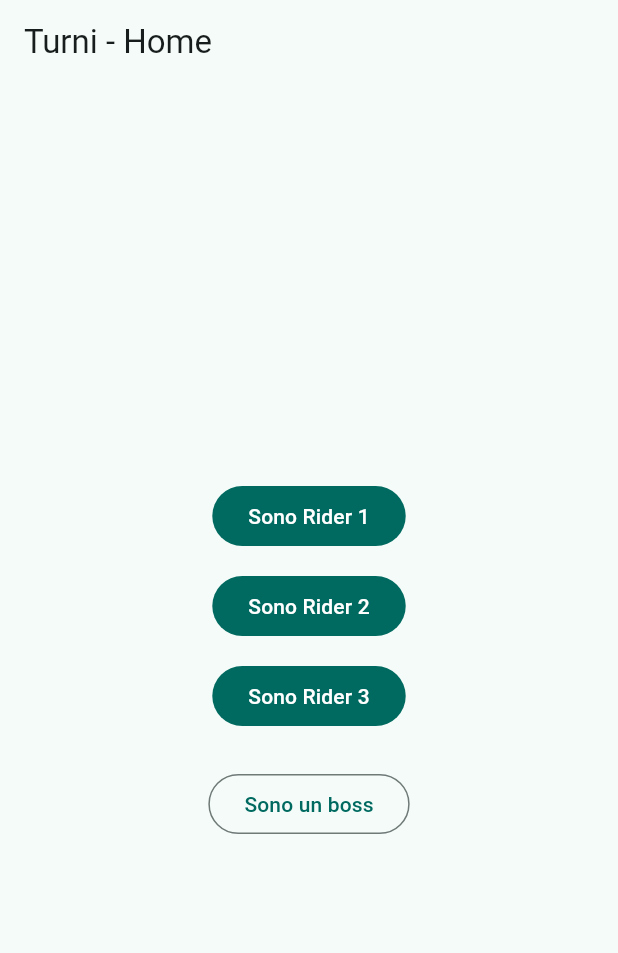
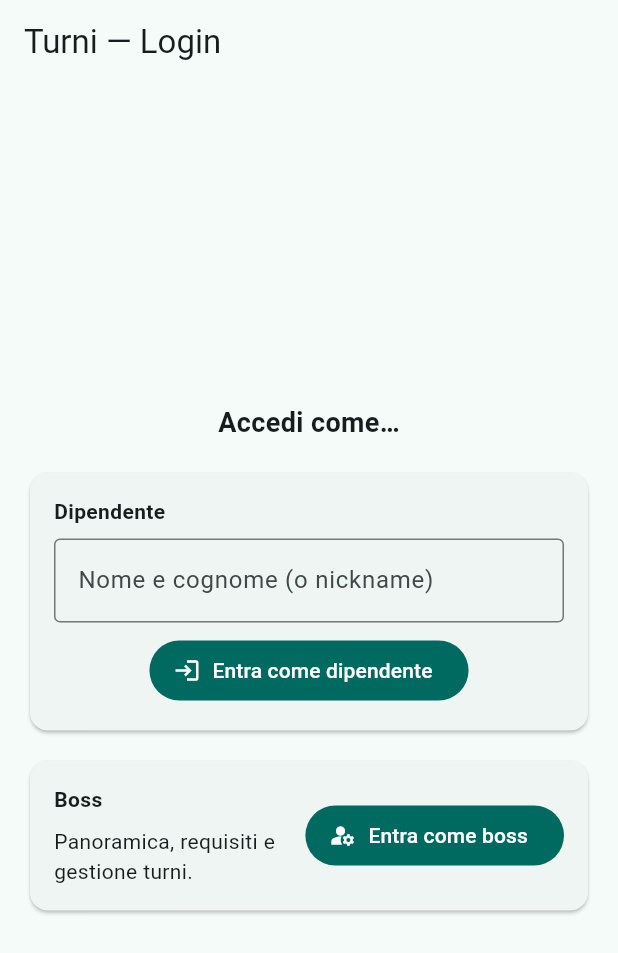
Before and after one commit to leopu00/turni, a Flutter app: the screen it shows after launch, on a phone screen of 412 x 824 dp. Shown: the top 953 px of the screen. Run offline on Flutter 3.47's test engine with Material 3 defaults, Android fonts, the phone set to English and light mode, and no system bars.

Commit message:
feat: introduce login, employee home, availability management, boss overview and requirements with logout

```diff
--- /dev/null
+++ b/lib/data/login_page.dart
@@ -0,0 +1,119 @@
+import 'package:flutter/material.dart';
+import 'session_store.dart';
+import '../pages/boss_page.dart';
+import '../pages/employee_home_page.dart';
+
+
+class LoginPage extends StatefulWidget {
+  const LoginPage({super.key});
+
+  @override
+  State<LoginPage> createState() => _LoginPageState();
+}
+
+class _LoginPageState extends State<LoginPage> {
+  final session = SessionStore.instance;
+  final _nameCtrl = TextEditingController();
+  final _formKey = GlobalKey<FormState>();
+
+  void _goEmployee() {
+    if (_formKey.currentState!.validate()) {
+      final name = _nameCtrl.text;
+      session.loginEmployee(name);
+      Navigator.pushReplacement(
+        context,
+        MaterialPageRoute(builder: (_) => const EmployeeHomePage()),
+      );
+    }
+  }
+
+  void _goBoss() {
+    session.loginBoss();
+    Navigator.pushReplacement(
+      context,
+      MaterialPageRoute(builder: (_) => const BossPage()),
+    );
+  }
+
+  @override
+  Widget build(BuildContext context) {
+    return Scaffold(
+      appBar: AppBar(title: const Text('Turni — Login')),
+      body: Padding(
+        padding: const EdgeInsets.all(16),
+        child: Center(
+          child: ConstrainedBox(
+            constraints: const BoxConstraints(maxWidth: 500),
+            child: Column(
+              mainAxisAlignment: MainAxisAlignment.center,
+              children: [
+                const Text(
+                  'Accedi come…',
+                  style: TextStyle(fontSize: 18, fontWeight: FontWeight.w600),
+                ),
+                const SizedBox(height: 16),
+                Card(
+                  child: Padding(
+                    padding: const EdgeInsets.all(16),
+                    child: Form(
+                      key: _formKey,
+                      child: Column(
+                        children: [
+                          const Align(
+                            alignment: Alignment.centerLeft,
+                            child: Text('Dipendente', style: TextStyle(fontWeight: FontWeight.bold)),
+                          ),
+                          const SizedBox(height: 8),
+                          TextFormField(
+                            controller: _nameCtrl,
+                            decoration: const InputDecoration(
+                              labelText: 'Nome e cognome (o nickname)',
+                              border: OutlineInputBorder(),
+                            ),
+                            validator: (v) =>
+                                (v == null || v.trim().isEmpty) ? 'Inserisci un nome' : null,
+                          ),
+                          const SizedBox(height: 8),
+                          FilledButton.icon(
+                            onPressed: _goEmployee,
+                            icon: const Icon(Icons.login),
+                            label: const Text('Entra come dipendente'),
+                          ),
+                        ],
+                      ),
+                    ),
+                  ),
+                ),
+                const SizedBox(height: 12),
+                Card(
+                  child: Padding(
+                    padding: const EdgeInsets.all(16),
+                    child: Row(
+                      children: [
+                        const Expanded(
+                          child: Column(
+                            crossAxisAlignment: CrossAxisAlignment.start,
+                            children: [
+                              Text('Boss', style: TextStyle(fontWeight: FontWeight.bold)),
+                              SizedBox(height: 8),
+                              Text('Panoramica, requisiti e gestione turni.'),
+                            ],
+                          ),
+                        ),
+                        FilledButton.icon(
+                          onPressed: _goBoss,
+                          icon: const Icon(Icons.manage_accounts),
+                          label: const Text('Entra come boss'),
+                        ),
+                      ],
+                    ),
+                  ),
+                ),
+              ],
+            ),
+          ),
+        ),
+      ),
+    );
+  }
+}
--- /dev/null
+++ b/lib/data/session_store.dart
@@ -0,0 +1,35 @@
+import 'package:flutter/foundation.dart';
+
+enum UserRole { employee, boss }
+
+class SessionStore extends ChangeNotifier {
+  SessionStore._();
+  static final SessionStore instance = SessionStore._();
+
+  UserRole? _role;
+  String? _employeeName;
+
+  UserRole? get role => _role;
+  String? get employeeName => _employeeName;
+  bool get isLoggedIn => _role != null;
+  bool get isEmployee => _role == UserRole.employee;
+  bool get isBoss => _role == UserRole.boss;
+
+  void loginEmployee(String name) {
+    _role = UserRole.employee;
+    _employeeName = name.trim();
+    notifyListeners();
+  }
+
+  void loginBoss() {
+    _role = UserRole.boss;
+    _employeeName = null;
+    notifyListeners();
+  }
+
+  void logout() {
+    _role = null;
+    _employeeName = null;
+    notifyListeners();
+  }
+}
--- a/lib/main.dart
+++ b/lib/main.dart
@@ -1,8 +1,12 @@
 import 'package:flutter/material.dart';
+import 'package:flutter_localizations/flutter_localizations.dart';
+import 'package:intl/date_symbol_data_local.dart';
+
+import 'data/session_store.dart';
+import 'data/login_page.dart';
 import 'pages/availability_page.dart';
 import 'pages/boss_page.dart';
-import 'package:flutter_localizations/flutter_localizations.dart';
-import 'package:intl/date_symbol_data_local.dart';
+import 'pages/employee_home_page.dart';
 
 Future<void> main() async {
   WidgetsFlutterBinding.ensureInitialized();
@@ -15,8 +19,13 @@ class TurniApp extends StatelessWidget {
 
   @override
   Widget build(BuildContext context) {
+    final session = SessionStore.instance;
+    return AnimatedBuilder(
+      animation: session,
+      builder: (context, _) {
         return MaterialApp(
           title: 'Turni',
+          debugShowCheckedModeBanner: false,
           theme: ThemeData(
             useMaterial3: true,
             colorSchemeSeed: Colors.teal,
@@ -27,70 +36,24 @@ class TurniApp extends StatelessWidget {
             Locale('en', 'US'),
           ],
           localizationsDelegates: GlobalMaterialLocalizations.delegates,
-      home: const HomePage(),
+          home: _homeFor(session),
+        );
+      },
     );
   }
+
+  Widget _homeFor(SessionStore session) {
+    // Not logged in → Login page
+    if (!session.isLoggedIn) {
+      return const LoginPage();
     }
 
-class HomePage extends StatelessWidget {
-  const HomePage({super.key});
+    // Boss → Boss page (panoramica)
+    if (session.isBoss) {
+      return const BossPage();
+    }
 
-  @override
-  Widget build(BuildContext context) {
-    return Scaffold(
-      appBar: AppBar(title: const Text('Turni - Home')),
-      body: Center(
-        child: Column(
-          mainAxisAlignment: MainAxisAlignment.center,
-          children: [
-            FilledButton(
-              onPressed: () {
-                Navigator.push(
-                  context,
-                  MaterialPageRoute(
-                    builder: (_) => const AvailabilityPage(employee: 'Rider 1'),
-                  ),
-                );
-              },
-              child: const Text('Sono Rider 1'),
-            ),
-            const SizedBox(height: 12),
-            FilledButton(
-              onPressed: () {
-                Navigator.push(
-                  context,
-                  MaterialPageRoute(
-                    builder: (_) => const AvailabilityPage(employee: 'Rider 2'),
-                  ),
-                );
-              },
-              child: const Text('Sono Rider 2'),
-            ),
-            const SizedBox(height: 12),
-            FilledButton(
-              onPressed: () {
-                Navigator.push(
-                  context,
-                  MaterialPageRoute(
-                    builder: (_) => const AvailabilityPage(employee: 'Rider 3'),
-                  ),
-                );
-              },
-              child: const Text('Sono Rider 3'),
-            ),
-            const SizedBox(height: 24),
-            OutlinedButton(
-              onPressed: () {
-                Navigator.push(
-                  context,
-                  MaterialPageRoute(builder: (_) => const BossPage()),
-                );
-              },
-              child: const Text('Sono un boss'),
-            ),
-          ],
-        ),
-      ),
-    );
+    // Employee → Employee home
+    return const EmployeeHomePage();
   }
 }
```
Also changed, not shown: lib/pages/availability_page.dart (+12 -0 lines), lib/pages/boss_page.dart (+13 -0 lines), lib/pages/employee_home_page.dart (added, +79 -0 lines), lib/pages/my_availability_page.dart (added, +76 -0 lines), lib/pages/riders_overview_page.dart (+14 -29 lines). Lines whose indentation alone changed are shown as unchanged.
